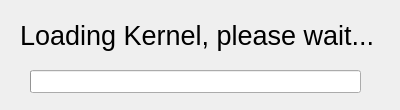
This is Progress.ui in WRooke/LinuxUpdateUtility as Qt 5 draws it before an edit. The edited form follows.
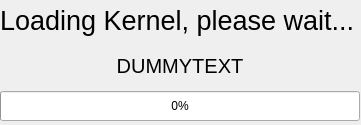
This is the edited form.

Diff of the .ui file:
```diff
--- a/Progress.ui
+++ b/Progress.ui
@@ -6,52 +6,75 @@
    <rect>
     <x>0</x>
     <y>0</y>
-    <width>400</width>
-    <height>110</height>
+    <width>361</width>
+    <height>125</height>
    </rect>
   </property>
   <property name="windowTitle">
    <string>Dialog</string>
   </property>
-  <widget class="QProgressBar" name="progressBar">
+  <widget class="QWidget" name="verticalLayoutWidget">
    <property name="geometry">
     <rect>
-     <x>30</x>
-     <y>70</y>
-     <width>331</width>
-     <height>23</height>
+     <x>0</x>
+     <y>0</y>
+     <width>360</width>
+     <height>121</height>
     </rect>
    </property>
-   <property name="maximum">
-    <number>100</number>
-   </property>
-   <property name="value">
-    <number>0</number>
-   </property>
-   <property name="textVisible">
-    <bool>false</bool>
-   </property>
-   <property name="invertedAppearance">
-    <bool>false</bool>
-   </property>
-  </widget>
-  <widget class="QLabel" name="label">
-   <property name="geometry">
-    <rect>
-     <x>20</x>
-     <y>20</y>
-     <width>361</width>
-     <height>31</height>
-    </rect>
-   </property>
-   <property name="font">
-    <font>
-     <pointsize>20</pointsize>
-    </font>
-   </property>
-   <property name="text">
-    <string>Loading Kernel, please wait...</string>
-   </property>
+   <layout class="QVBoxLayout" name="verticalLayout">
+    <item>
+     <widget class="QLabel" name="label">
+      <property name="font">
+       <font>
+        <family>Arial</family>
+        <pointsize>20</pointsize>
+       </font>
+      </property>
+      <property name="text">
+       <string>Loading Kernel, please wait...</string>
+      </property>
+     </widget>
+    </item>
+    <item>
+     <widget class="QLabel" name="Status">
+      <property name="font">
+       <font>
+        <family>Arial</family>
+        <pointsize>15</pointsize>
+       </font>
+      </property>
+      <property name="text">
+       <string>DUMMYTEXT</string>
+      </property>
+      <property name="alignment">
+       <set>Qt::AlignCenter</set>
+      </property>
+     </widget>
+    </item>
+    <item>
+     <widget class="QProgressBar" name="progressBar">
+      <property name="minimumSize">
+       <size>
+        <width>0</width>
+        <height>30</height>
+       </size>
+      </property>
+      <property name="maximum">
+       <number>10</number>
+      </property>
+      <property name="value">
+       <number>0</number>
+      </property>
+      <property name="textVisible">
+       <bool>true</bool>
+      </property>
+      <property name="invertedAppearance">
+       <bool>false</bool>
+      </property>
+     </widget>
+    </item>
+   </layout>
   </widget>
  </widget>
  <resources/>
```
Left out of the diff: 4 changed lines with no effect on the pictures.
